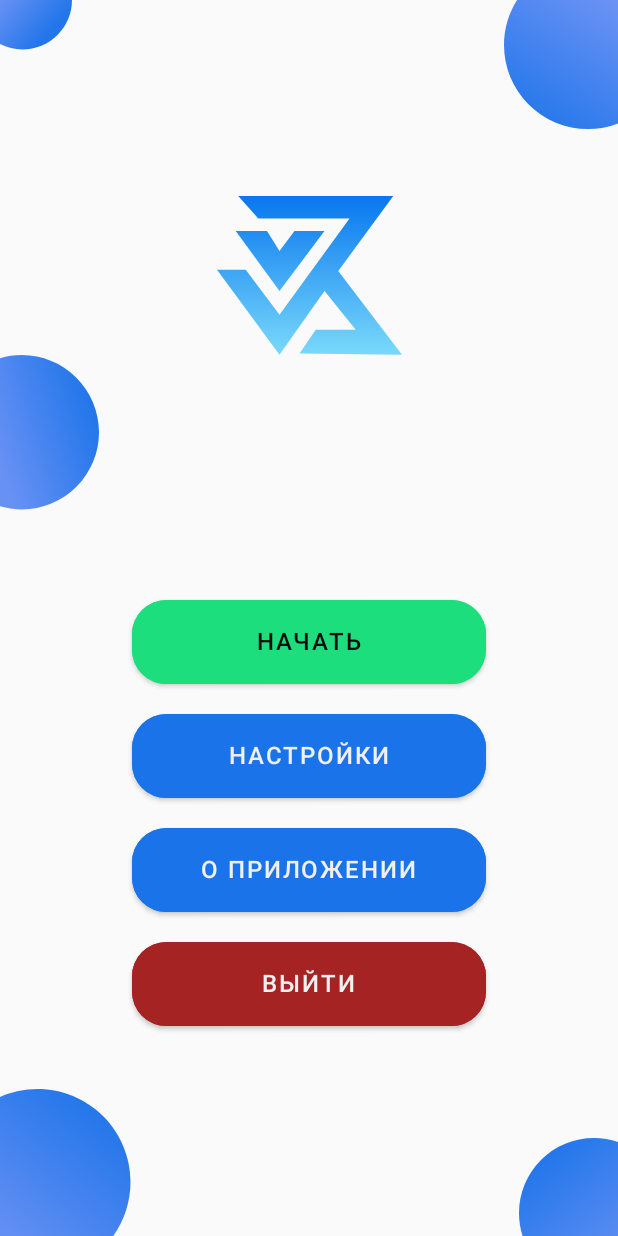
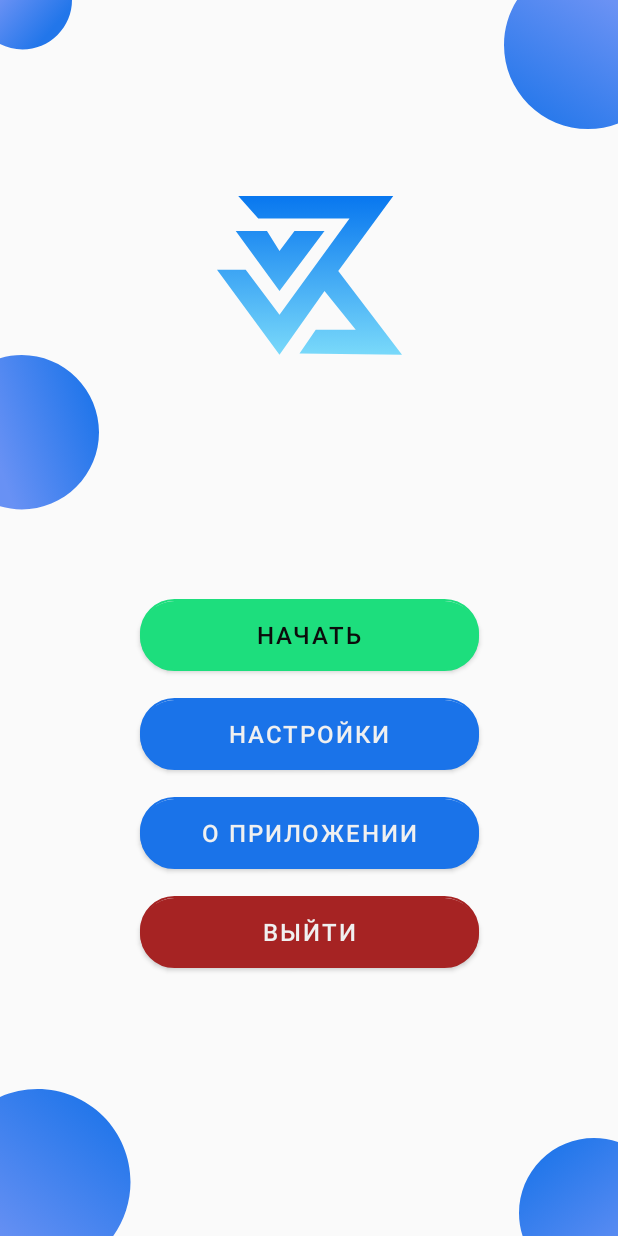
Before and after one commit to Ahrorovk/Sbornik-KV, an Android app built with Jetpack Compose: the screen it shows after launch (MainActivity), on a phone screen of 412 x 824 dp. Run offline under Robolectric (Android 15) with nearby library versions, the phone set to English and light mode, and no system bars; our stand-ins replace accompanist.

Commit message:
some changes in CustomMainButton

```diff
--- a/app/src/main/java/com/ahrorovk/gymnasiumdictionary/Screens/MainScreen/components/CustomMainButton.kt
+++ b/app/src/main/java/com/ahrorovk/gymnasiumdictionary/Screens/MainScreen/components/CustomMainButton.kt
@@ -29,8 +29,8 @@ fun CustomMainButton(
 ) {
     Button(
         modifier = Modifier
-            .width(236.dp)
-            .height(56.dp)
+            .width(226.dp)
+            .height(46.dp)
 
 //            .offset(x=15.dp,y=10.dp)
 //            .blur(radius = 85.dp)
```
